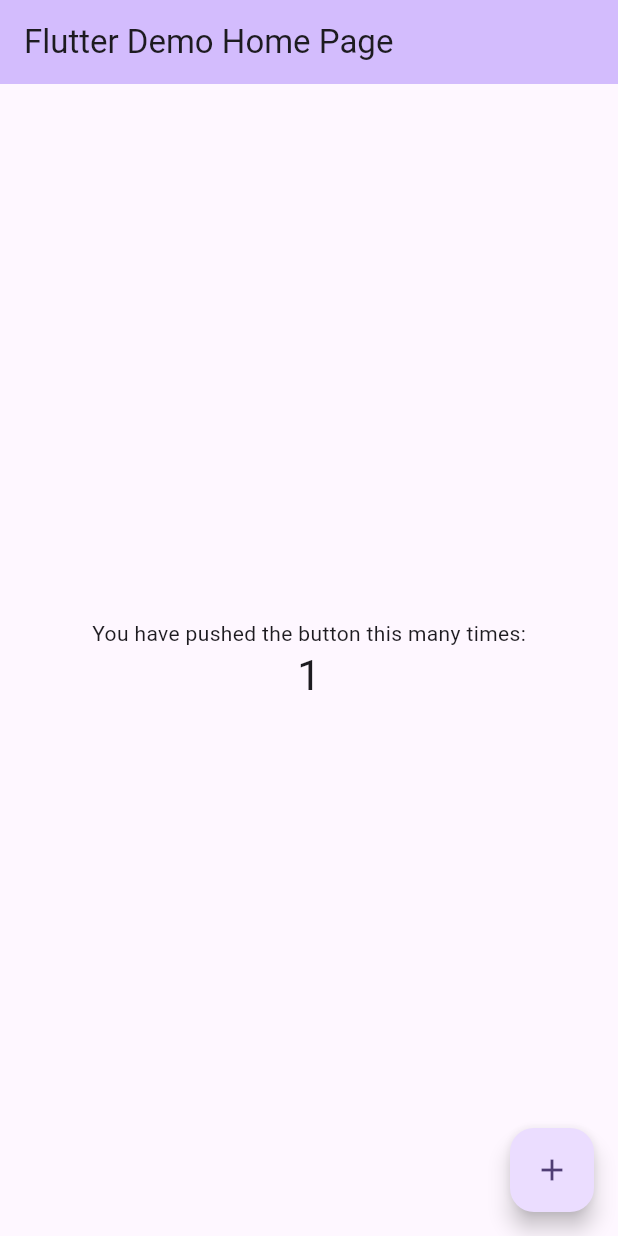
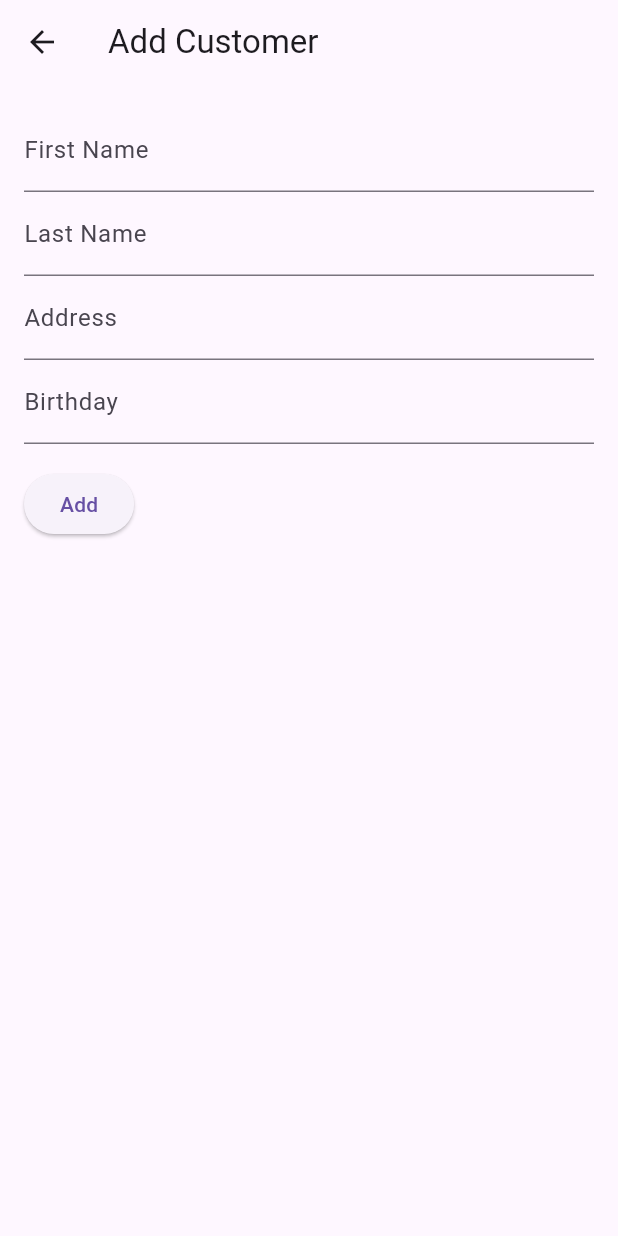
Before and after one commit to JvDoce/Travel-Manager, a Flutter app: the screen it shows after launch, after a tap on the "add" icon, on a phone screen of 412 x 824 dp. Run offline on Flutter 3.47's test engine with Material 3 defaults, Android fonts, the light colour scheme and no system bars; our stand-ins replace floor, shared_preferences, sqflite; accounts and stored records are empty; generated files the repository leaves out were written again.

Commit message:
added all stuff for customer-list function

```diff
--- a/lib/customer/customer.dart
+++ b/lib/customer/customer.dart
@@ -1,21 +1,33 @@
-///Customer data model
 import 'package:floor/floor.dart';
 
-@entity
+@Entity(tableName: 'Customer')
 class Customer {
-  static int ID = 1;
-
-  @primaryKey
-  final int customer_id;
+  @PrimaryKey(autoGenerate: true)
+  final int? id;
   final String firstName;
   final String lastName;
   final String address;
   final String birthday;
 
-  Customer(this.customer_id, this.firstName, this.lastName, this.address,
-      this.birthday) {
-    if (customer_id > ID) {
-      ID = customer_id;
-    }
+  Customer(this.id, this.firstName, this.lastName, this.address, this.birthday);
+
+  factory Customer.fromMap(Map<String, dynamic> map) {
+    return Customer(
+      map['id'],
+      map['firstName'],
+      map['lastName'],
+      map['address'],
+      map['birthday'],
+    );
+  }
+
+  Map<String, dynamic> toMap() {
+    return {
+      'id': id,
+      'firstName': firstName,
+      'lastName': lastName,
+      'address': address,
+      'birthday': birthday,
+    };
   }
 }
--- a/lib/customer/customer_add_page.dart
+++ b/lib/customer/customer_add_page.dart
@@ -0,0 +1,94 @@
+import 'package:flutter/material.dart';
+import 'customer.dart';
+import 'package:shared_preferences/shared_preferences.dart';
+
+class AddCustomerPage extends StatefulWidget {
+  final Function(Customer) onAdd;
+  final SharedPreferences sharedPreferences;
+
+  const AddCustomerPage({
+    required this.onAdd,
+    required this.sharedPreferences,
+    Key? key,
+  }) : super(key: key);
+
+  @override
+  _AddCustomerPageState createState() => _AddCustomerPageState();
+}
+
+class _AddCustomerPageState extends State<AddCustomerPage> {
+  late TextEditingController _firstNameController;
+  late TextEditingController _lastNameController;
+  late TextEditingController _addressController;
+  late TextEditingController _birthdayController;
+
+  @override
+  void initState() {
+    super.initState();
+    _firstNameController = TextEditingController();
+    _lastNameController = TextEditingController();
+    _addressController = TextEditingController();
+    _birthdayController = TextEditingController();
+  }
+
+  @override
+  void dispose() {
+    _firstNameController.dispose();
+    _lastNameController.dispose();
+    _addressController.dispose();
+    _birthdayController.dispose();
+    super.dispose();
+  }
+
+  @override
+  Widget build(BuildContext context) {
+    return Scaffold(
+      appBar: AppBar(
+        title: Text('Add Customer'),
+      ),
+      body: Padding(
+        padding: EdgeInsets.all(16.0),
+        child: Column(
+          crossAxisAlignment: CrossAxisAlignment.start,
+          children: [
+            TextField(
+              controller: _firstNameController,
+              decoration: InputDecoration(labelText: 'First Name'),
+            ),
+            TextField(
+              controller: _lastNameController,
+              decoration: InputDecoration(labelText: 'Last Name'),
+            ),
+            TextField(
+              controller: _addressController,
+              decoration: InputDecoration(labelText: 'Address'),
+            ),
+            TextField(
+              controller: _birthdayController,
+              decoration: InputDecoration(labelText: 'Birthday'),
+            ),
+            SizedBox(height: 16.0),
+            Row(
+              children: [
+                ElevatedButton(
+                  onPressed: () {
+                    Customer newCustomer = Customer(
+                      null, // Passing null for id since it will be auto-generated
+                      _firstNameController.text,
+                      _lastNameController.text,
+                      _addressController.text,
+                      _birthdayController.text,
+                    );
+                    widget.onAdd(newCustomer);
+                    Navigator.of(context).pop();
+                  },
+                  child: Text('Add'),
+                ),
+              ],
+            ),
+          ],
+        ),
+      ),
+    );
+  }
+}
--- a/lib/customer/customer_dao.dart
+++ b/lib/customer/customer_dao.dart
@@ -4,10 +4,10 @@ import 'customer.dart';
 @dao
 abstract class CustomerDao {
   @Query('SELECT * FROM Customer')
-  Future<List<Customer>> findAllCustomers();
+  Future<List<Customer>> getAllCustomers();
 
-  @Query('SELECT * FROM Customer WHERE customer_id = :id')
-  Stream<Customer?> findCustomerById(int id);
+  @Query('SELECT * FROM Customer WHERE id = :id')
+  Future<Customer?> findCustomerById(int id);
 
   @insert
   Future<void> insertCustomer(Customer customer);
--- a/lib/customer/customer_list_page.dart
+++ b/lib/customer/customer_list_page.dart
@@ -0,0 +1,116 @@
+import 'package:flutter/material.dart';
+import 'customer.dart';
+import 'customer_dao.dart';
+import 'package:shared_preferences/shared_preferences.dart';
+import 'customer_add_page.dart';
+import 'customer_detail_page.dart'; // Assuming you have a CustomerDetailPage
+
+class CustomerListPage extends StatefulWidget {
+  final CustomerDao customerDao;
+  final SharedPreferences sharedPreferences;
+
+  const CustomerListPage({
+    required this.customerDao,
+    required this.sharedPreferences,
+    Key? key,
+  }) : super(key: key);
+
+  @override
+  _CustomerListPageState createState() => _CustomerListPageState();
+}
+
+class _CustomerListPageState extends State<CustomerListPage> {
+  late Future<List<Customer>> customersFuture;
+
+  @override
+  void initState() {
+    super.initState();
+    customersFuture = widget.customerDao.getAllCustomers();
+  }
+
+  void navigateToAddCustomerPage() {
+    Navigator.of(context).push(
+      MaterialPageRoute(
+        builder: (context) => AddCustomerPage(
+          onAdd: (customer) {
+            _addCustomer(customer);
+          },
+          sharedPreferences: widget.sharedPreferences,
+        ),
+      ),
+    );
+  }
+
+  @override
+  Widget build(BuildContext context) {
+    return Scaffold(
+      appBar: AppBar(
+        title: Text('Customer List'),
+      ),
+      floatingActionButton: FloatingActionButton(
+        onPressed: navigateToAddCustomerPage,
+        tooltip: 'Add Customer',
+        child: Icon(Icons.add),
+      ),
+      body: FutureBuilder<List<Customer>>(
+        future: customersFuture,
+        builder: (context, snapshot) {
+          if (snapshot.connectionState == ConnectionState.waiting) {
+            return Center(child: CircularProgressIndicator());
+          } else if (snapshot.hasError) {
+            return Center(child: Text('Error: ${snapshot.error}'));
+          } else if (!snapshot.hasData || snapshot.data!.isEmpty) {
+            return Center(child: Text('No customers found.'));
+          } else {
+            return ListView.builder(
+              itemCount: snapshot.data!.length,
+              itemBuilder: (context, index) {
+                Customer customer = snapshot.data![index];
+                return ListTile(
+                  title: Text('${customer.firstName} ${customer.lastName}'),
+                  onTap: () {
+                    Navigator.of(context).push(
+                      MaterialPageRoute(
+                        builder: (context) => CustomerDetailPage(
+                          customer: customer,
+                          onUpdate: (updatedCustomer) {
+                            _updateCustomer(updatedCustomer);
+                          },
+                          onDelete: (customerToDelete) {
+                            _deleteCustomer(customerToDelete);
+                          },
+                          sharedPreferences: widget.sharedPreferences,
+                        ),
+                      ),
+                    );
+                  },
+                );
+              },
+            );
+          }
+        },
+      ),
+    );
+  }
+
+  Future<void> _addCustomer(Customer customer) async {
+    await widget.customerDao.insertCustomer(customer);
+    setState(() {
+      customersFuture = widget.customerDao.getAllCustomers();
+    });
+  }
+
+  Future<void> _updateCustomer(Customer customer) async {
+    await widget.customerDao.updateCustomer(customer);
+    setState(() {
+      customersFuture = widget.customerDao.getAllCustomers();
+    });
+  }
+
+  Future<void> _deleteCustomer(Customer customer) async {
+    await widget.customerDao.deleteCustomer(customer);
+    setState(() {
+      customersFuture = widget.customerDao.getAllCustomers();
+    });
+  }
+}
--- a/lib/main.dart
+++ b/lib/main.dart
@@ -1,125 +1,34 @@
 import 'package:flutter/material.dart';
+import 'app_database.dart';
+import '../customer/customer_list_page.dart';
+import 'package:shared_preferences/shared_preferences.dart';
 
-void main() {
-  runApp(const MyApp());
+void main() async {
+  WidgetsFlutterBinding.ensureInitialized();
+
+  final database = await $FloorAppDatabase.databaseBuilder('app_database.db').build();
+  final sharedPreferences = await SharedPreferences.getInstance();
+
+  runApp(MyApp(database: database, sharedPreferences: sharedPreferences));
 }
 
 class MyApp extends StatelessWidget {
-  const MyApp({super.key});
+  final AppDatabase database;
+  final SharedPreferences sharedPreferences;
 
-  // This widget is the root of your application.
+  MyApp({required this.database, required this.sharedPreferences});
+
   @override
   Widget build(BuildContext context) {
     return MaterialApp(
-      title: 'Flutter Demo',
+      title: 'Customer Management',
       theme: ThemeData(
-        // This is the theme of your application.
-        //
-        // TRY THIS: Try running your application with "flutter run". You'll see
-        // the application has a purple toolbar. Then, without quitting the app,
-        // try changing the seedColor in the colorScheme below to Colors.green
-        // and then invoke "hot reload" (save your changes or press the "hot
-        // reload" button in a Flutter-supported IDE, or press "r" if you used
-        // the command line to start the app).
-        //
-        // Notice that the counter didn't reset back to zero; the application
-        // state is not lost during the reload. To reset the state, use hot
-        // restart instead.
-        //
-        // This works for code too, not just values: Most code changes can be
-        // tested with just a hot reload.
-        colorScheme: ColorScheme.fromSeed(seedColor: Colors.deepPurple),
-        useMaterial3: true,
+        primarySwatch: Colors.blue,
       ),
-      home: const MyHomePage(title: 'Flutter Demo Home Page'),
+      home: CustomerListPage(
+        customerDao: database.customerDao,
+        sharedPreferences: sharedPreferences,
+      ),
     );
   }
 }
-
-class MyHomePage extends StatefulWidget {
-  const MyHomePage({super.key, required this.title});
-
-  // This widget is the home page of your application. It is stateful, meaning
-  // that it has a State object (defined below) that contains fields that affect
-  // how it looks.
-
-  // This class is the configuration for the state. It holds the values (in this
-  // case the title) provided by the parent (in this case the App widget) and
-  // used by the build method of the State. Fields in a Widget subclass are
-  // always marked "final".
-
-  final String title;
-
-  @override
-  State<MyHomePage> createState() => _MyHomePageState();
-}
-
-class _MyHomePageState extends State<MyHomePage> {
-  int _counter = 0;
-
-  void _incrementCounter() {
-    setState(() {
-      // This call to setState tells the Flutter framework that something has
-      // changed in this State, which causes it to rerun the build method below
-      // so that the display can reflect the updated values. If we changed
-      // _counter without calling setState(), then the build method would not be
-      // called again, and so nothing would appear to happen.
-      _counter++;
-    });
-  }
-
-  @override
-  Widget build(BuildContext context) {
-    // This method is rerun every time setState is called, for instance as done
-    // by the _incrementCounter method above.
-    //
-    // The Flutter framework has been optimized to make rerunning build methods
-    // fast, so that you can just rebuild anything that needs updating rather
-    // than having to individually change instances of widgets.
-    return Scaffold(
-      appBar: AppBar(
-        // TRY THIS: Try changing the color here to a specific color (to
-        // Colors.amber, perhaps?) and trigger a hot reload to see the AppBar
-        // change color while the other colors stay the same.
-        backgroundColor: Theme.of(context).colorScheme.inversePrimary,
-        // Here we take the value from the MyHomePage object that was created by
-        // the App.build method, and use it to set our appbar title.
-        title: Text(widget.title),
-      ),
-      body: Center(
-        // Center is a layout widget. It takes a single child and positions it
-        // in the middle of the parent.
-        child: Column(
-          // Column is also a layout widget. It takes a list of children and
-          // arranges them vertically. By default, it sizes itself to fit its
-          // children horizontally, and tries to be as tall as its parent.
-          //
-          // Column has various properties to control how it sizes itself and
-          // how it positions its children. Here we use mainAxisAlignment to
-          // center the children vertically; the main axis here is the vertical
-          // axis because Columns are vertical (the cross axis would be
-          // horizontal).
-          //
-          // TRY THIS: Invoke "debug painting" (choose the "Toggle Debug Paint"
-          // action in the IDE, or press "p" in the console), to see the
-          // wireframe for each widget.
-          mainAxisAlignment: MainAxisAlignment.center,
-          children: <Widget>[
-            const Text(
-              'You have pushed the button this many times:',
-            ),
-            Text(
-              '$_counter',
-              style: Theme.of(context).textTheme.headlineMedium,
-            ),
-          ],
-        ),
-      ),
-      floatingActionButton: FloatingActionButton(
-        onPressed: _incrementCounter,
-        tooltip: 'Increment',
-        child: const Icon(Icons.add),
-      ), // This trailing comma makes auto-formatting nicer for build methods.
-    );
-  }
-}
--- a/pubspec.yaml
+++ b/pubspec.yaml
@@ -35,6 +35,7 @@ dependencies:
   sqflite: ^2.0.0+4
   path: ^1.8.0
   path_provider: ^2.0.1
+  encrypted_shared_preferences:  ^2.0.12
 
   # The following adds the Cupertino Icons font to your application.
   # Use with the CupertinoIcons class for iOS style icons.
```
Also changed, not shown: lib/app_database.g.dart, pubspec.lock, 1 other file.
